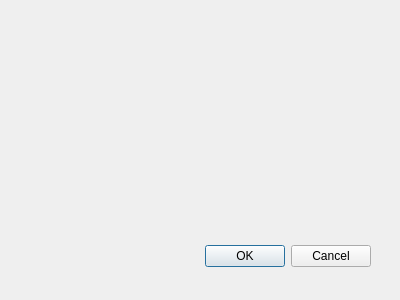
Qt form Karto_klick_dialog_base.ui (MariusSchae/karto_klick) before a commit.
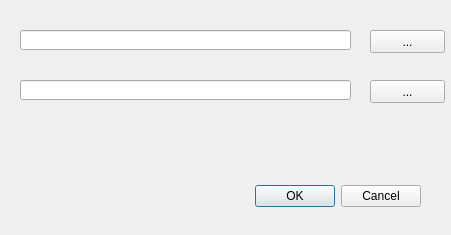
The same form after that commit.

Commit message: Start/endpoint select

```diff
--- a/Karto_klick_dialog_base.ui
+++ b/Karto_klick_dialog_base.ui
@@ -1,22 +1,22 @@
 <ui version="4.0" >
  <class>KartoKlickDialogBase</class>
- <widget class="QDialog" name="KartoKlickDialogBase" >
-  <property name="geometry" >
+ <widget class="QDialog" name="KartoKlickDialogBase">
+  <property name="geometry">
    <rect>
     <x>0</x>
     <y>0</y>
-    <width>400</width>
-    <height>300</height>
+    <width>451</width>
+    <height>235</height>
    </rect>
   </property>
   <property name="windowTitle" >
    <string>KartoKlick</string>
   </property>
-  <widget class="QDialogButtonBox" name="button_box" >
-   <property name="geometry" >
+  <widget class="QDialogButtonBox" name="button_box">
+   <property name="geometry">
     <rect>
-     <x>30</x>
-     <y>240</y>
+     <x>80</x>
+     <y>180</y>
      <width>341</width>
      <height>32</height>
     </rect>
@@ -28,6 +28,52 @@
     <set>QDialogButtonBox::Cancel|QDialogButtonBox::Ok</set>
    </property>
   </widget>
+  <widget class="QLineEdit" name="coordinate1">
+   <property name="geometry">
+    <rect>
+     <x>20</x>
+     <y>30</y>
+     <width>331</width>
+     <height>20</height>
+    </rect>
+   </property>
+  </widget>
+  <widget class="QLineEdit" name="coordinate2">
+   <property name="geometry">
+    <rect>
+     <x>20</x>
+     <y>80</y>
+     <width>331</width>
+     <height>20</height>
+    </rect>
+   </property>
+  </widget>
+  <widget class="QPushButton" name="coordinateSelect1">
+   <property name="geometry">
+    <rect>
+     <x>370</x>
+     <y>30</y>
+     <width>75</width>
+     <height>23</height>
+    </rect>
+   </property>
+   <property name="text">
+    <string>...</string>
+   </property>
+  </widget>
+  <widget class="QPushButton" name="coordinateSelect2">
+   <property name="geometry">
+    <rect>
+     <x>370</x>
+     <y>80</y>
+     <width>75</width>
+     <height>23</height>
+    </rect>
+   </property>
+   <property name="text">
+    <string>...</string>
+   </property>
+  </widget>
  </widget>
  <resources/>
  <connections>
```
Left out of the diff: 33 changed lines with no effect on the pictures. The commit also changes 5 other files.
